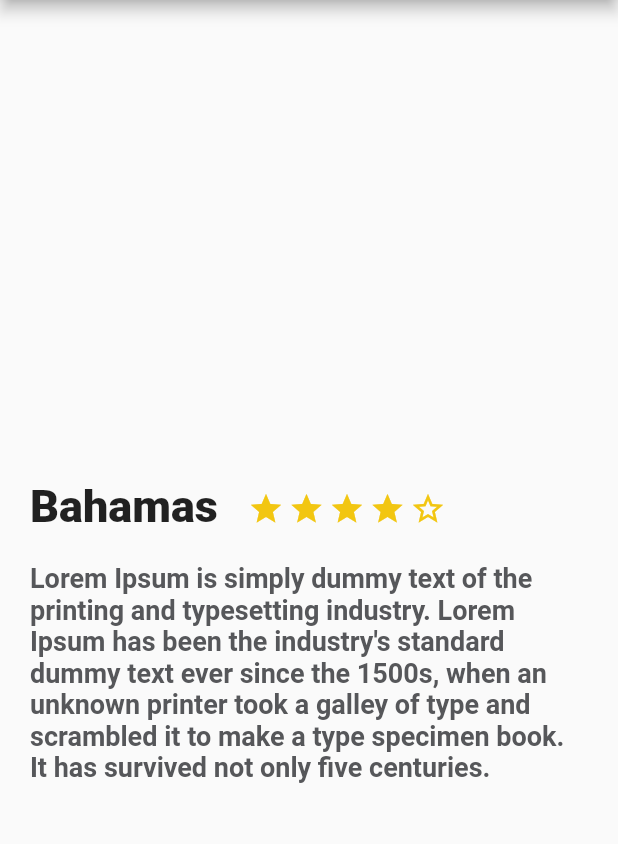
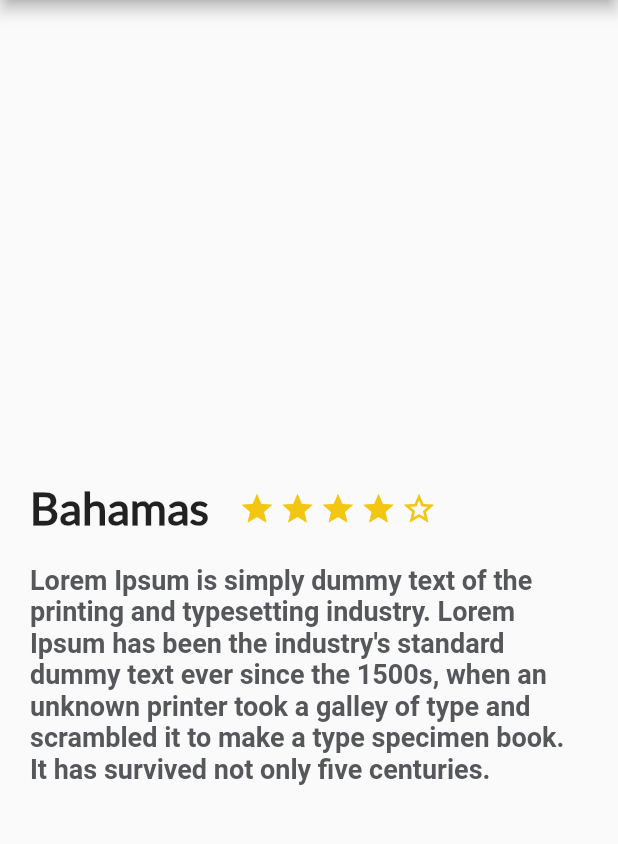
Before and after one commit to Segaretsu/flutter-platzi, a Flutter app: the screen it shows after launch, on a phone screen of 412 x 824 dp, the part 84-928 px from its top. Run offline on Flutter 3.47's test engine with Material 2 defaults, Android fonts, the phone set to English and light mode, and no system bars.

Commit message:
add fonts - 13/10/2021, 10:08 p.m.

```diff
--- a/lib/description_place.dart
+++ b/lib/description_place.dart
@@ -1,5 +1,4 @@
 import 'package:flutter/material.dart';
-
 class DescriptionPlace extends StatelessWidget {
   String namePlace;
   int stars;
@@ -72,6 +71,7 @@ class DescriptionPlace extends StatelessWidget {
           child: Text(
             namePlace,
             style: const TextStyle(
+              fontFamily: "Lato",
               fontSize: 30.0,
               fontWeight: FontWeight.w900,
             ),
--- a/pubspec.yaml
+++ b/pubspec.yaml
@@ -87,3 +87,8 @@ flutter:
   #
   # For details regarding fonts from package dependencies,
   # see https://flutter.dev/custom-fonts/#from-packages
+
+  fonts:
+    - family: Lato
+      fonts:
+        - asset: assets/fonts/Lato-Regular.ttf
```
Also changed, not shown: assets/fonts/Lato-Regular.ttf (added).
